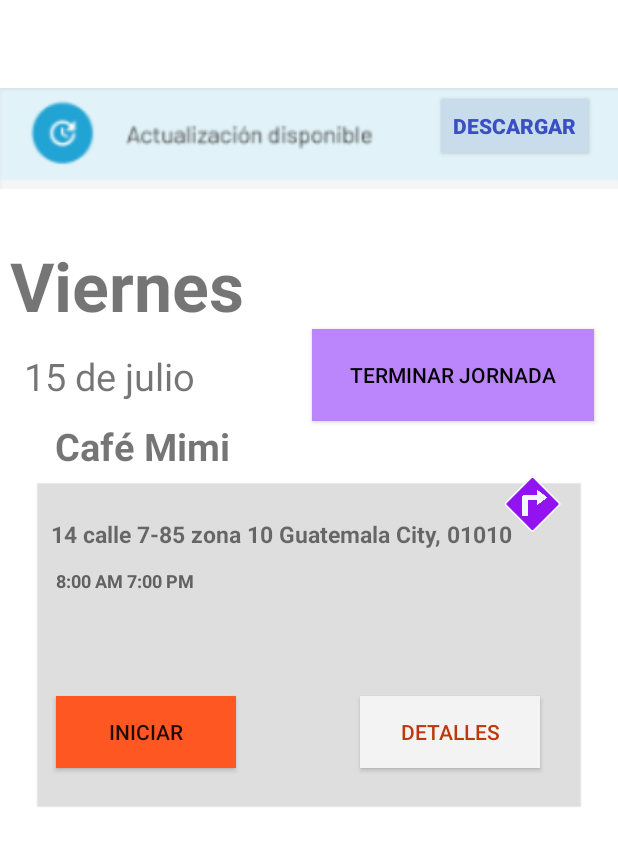
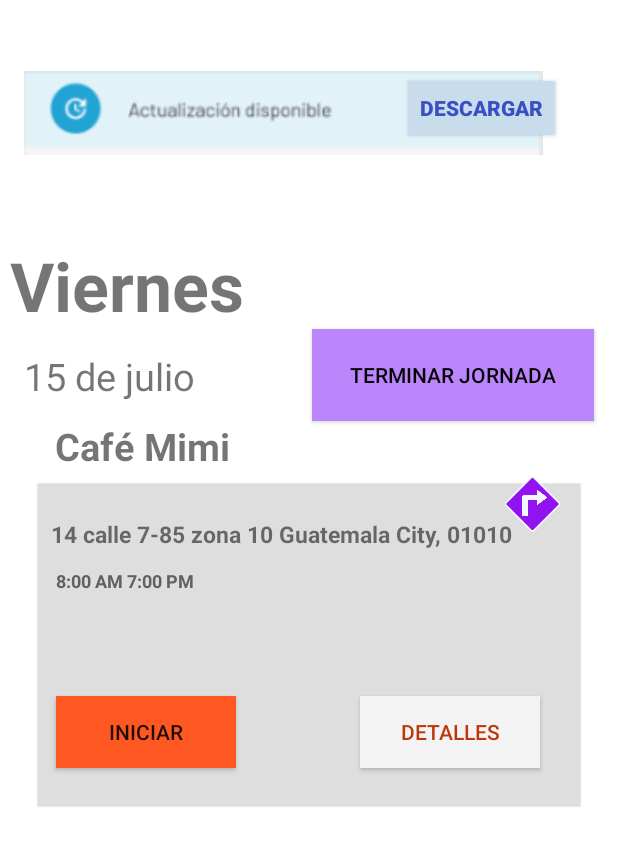
Before and after one commit to Wachuuu15/Plataformas, an Android app: the screen it shows after launch (MainActivity), on a phone screen of 412 x 824 dp. Shown: the top 846 px of the screen. Run offline under Robolectric (Android 15) with nearby library versions, the phone set to English and light mode, and no system bars.

Commit message:
change margin

```diff
--- a/app/src/main/res/layout/activity_main.xml
+++ b/app/src/main/res/layout/activity_main.xml
@@ -50,15 +50,15 @@
 
     <ImageView
         android:id="@+id/imageView2"
-        android:layout_width="419dp"
-        android:layout_height="122dp"
+        android:layout_width="346dp"
+        android:layout_height="85dp"
         android:contentDescription="@null"
         app:layout_constraintBottom_toBottomOf="parent"
         app:layout_constraintEnd_toEndOf="parent"
-        app:layout_constraintHorizontal_bias="0.0"
+        app:layout_constraintHorizontal_bias="0.246"
         app:layout_constraintStart_toStartOf="parent"
         app:layout_constraintTop_toTopOf="parent"
-        app:layout_constraintVertical_bias="0.045"
+        app:layout_constraintVertical_bias="0.044"
         app:srcCompat="@drawable/img"
         tools:ignore="ImageContrastCheck" />
 
@@ -161,13 +161,13 @@
         android:id="@+id/button2"
         android:layout_width="wrap_content"
         android:layout_height="wrap_content"
-        android:layout_marginTop="60dp"
+        android:layout_marginTop="48dp"
         android:backgroundTint="#C8DCEC"
         android:text="@string/download"
         android:textColor="#3A4FC1"
         android:textStyle="bold"
         app:layout_constraintEnd_toEndOf="parent"
-        app:layout_constraintHorizontal_bias="0.947"
+        app:layout_constraintHorizontal_bias="0.875"
         app:layout_constraintStart_toStartOf="parent"
         app:layout_constraintTop_toTopOf="parent" />
 
```
